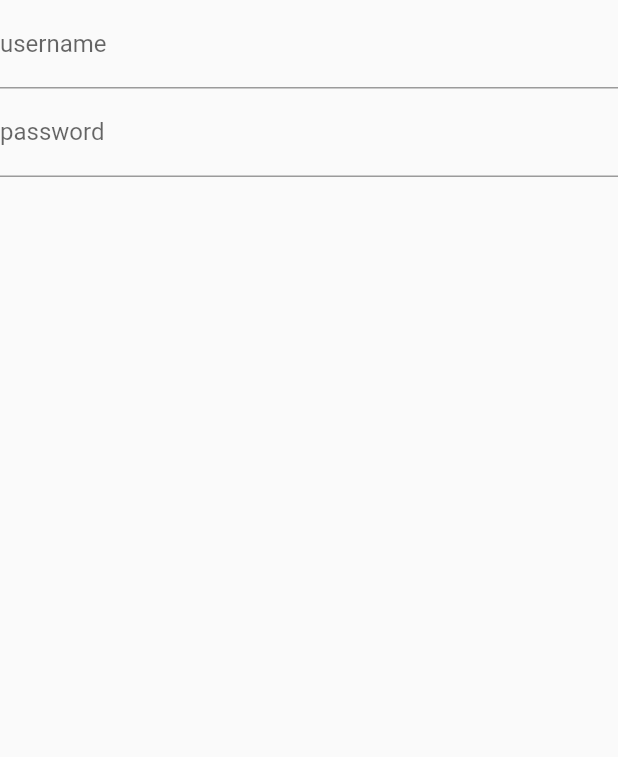
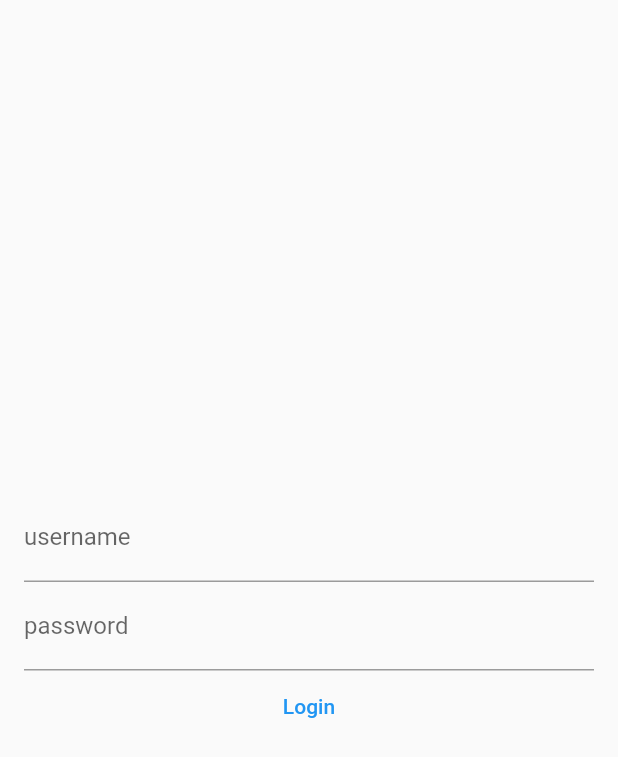
Before and after one commit to ibrahimdevoloper/project_neo_knowlage, a Flutter app: the LoginScreen screen opened directly, on a phone screen of 412 x 824 dp. Shown: the top 757 px of the screen. Run offline on Flutter 3.47's test engine with Material 2 defaults, Android fonts, the phone set to English and light mode, and no system bars; our stand-ins replace floor, sqflite; accounts and stored records are empty; generated files the repository leaves out were written again.

Commit message:
added login screen

```diff
--- a/lib/Screens/login_screen.dart
+++ b/lib/Screens/login_screen.dart
@@ -6,7 +6,10 @@ class LoginScreen extends StatelessWidget {
   @override
   Widget build(BuildContext context) {
     return Scaffold(
-      body: Column(
+      body: Padding(
+        padding: const EdgeInsets.all(16.0),
+        child: Column(
+          mainAxisAlignment: MainAxisAlignment.center,
           children: [
             TextFormField(
               decoration: InputDecoration(label: Text("username")),
@@ -14,8 +17,9 @@ class LoginScreen extends StatelessWidget {
             TextFormField(
               decoration: InputDecoration(label: Text("password")),
             ),
-
+            TextButton(onPressed: (){}, child: Text("Login"))
           ],
+        ),
       ),
     );
   }
--- a/lib/main.dart
+++ b/lib/main.dart
@@ -1,4 +1,5 @@
 import 'package:flutter/material.dart';
+import 'package:project_neo_knowlage/Screens/login_screen.dart';
 
 void main() {
   runApp(const MyApp());
@@ -15,7 +16,7 @@ class MyApp extends StatelessWidget {
       theme: ThemeData(
         primarySwatch: Colors.blue,
       ),
-      home: const MyHomePage(title: 'Flutter Demo Home Page'),
+      home: const LoginScreen(),
     );
   }
 }
```
Lines whose indentation alone changed are shown as unchanged.
